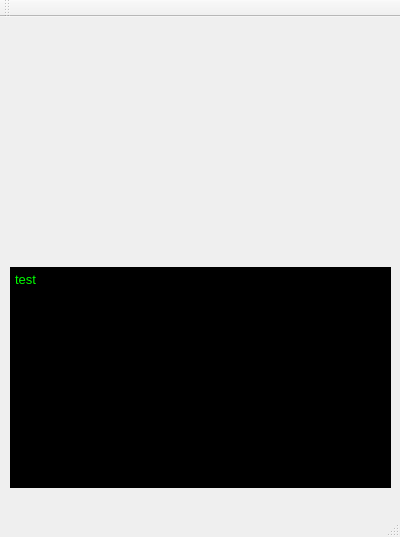
Qt form mainwindow.ui (automathan/gb) before a commit.
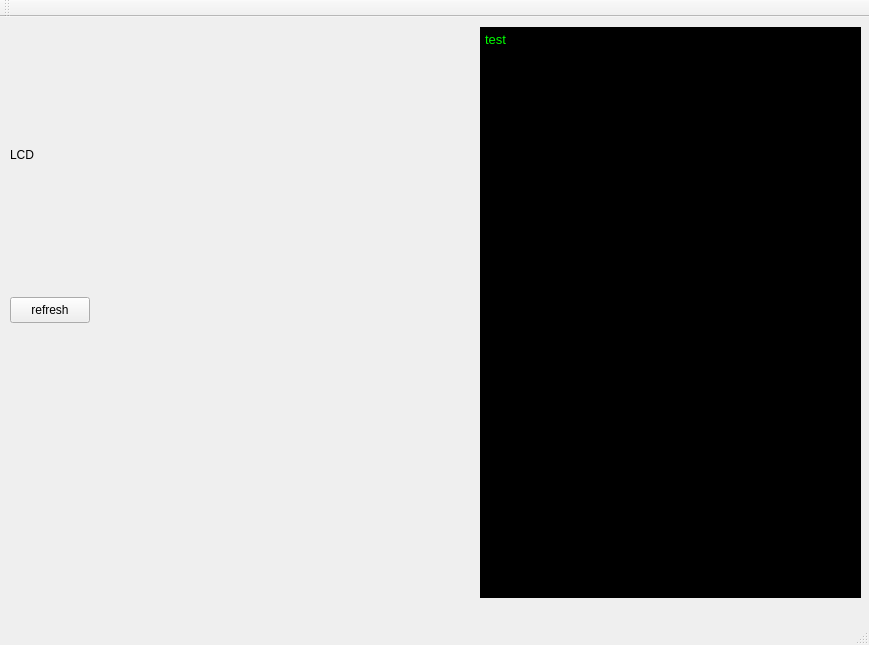
The same form after that commit.

The edit to the form file:
```diff
--- a/mainwindow.ui
+++ b/mainwindow.ui
@@ -6,8 +6,8 @@
    <rect>
     <x>0</x>
     <y>0</y>
-    <width>400</width>
-    <height>537</height>
+    <width>869</width>
+    <height>645</height>
    </rect>
   </property>
   <property name="windowTitle">
@@ -17,10 +17,10 @@
    <widget class="QTextEdit" name="consoleEdit">
     <property name="geometry">
      <rect>
-      <x>10</x>
-      <y>250</y>
+      <x>480</x>
+      <y>10</y>
       <width>381</width>
-      <height>221</height>
+      <height>571</height>
      </rect>
     </property>
     <property name="styleSheet">
@@ -38,6 +38,35 @@
 &lt;p style=&quot;-qt-paragraph-type:empty; margin-top:0px; margin-bottom:0px; margin-left:0px; margin-right:0px; -qt-block-indent:0; text-indent:0px;&quot;&gt;&lt;br /&gt;&lt;/p&gt;&lt;/body&gt;&lt;/html&gt;</string>
     </property>
    </widget>
+   <widget class="QLabel" name="lcdLabel">
+    <property name="geometry">
+     <rect>
+      <x>10</x>
+      <y>10</y>
+      <width>256</width>
+      <height>256</height>
+     </rect>
+    </property>
+    <property name="autoFillBackground">
+     <bool>true</bool>
+    </property>
+    <property name="text">
+     <string>LCD</string>
+    </property>
+   </widget>
+   <widget class="QPushButton" name="refreshButton">
+    <property name="geometry">
+     <rect>
+      <x>10</x>
+      <y>280</y>
+      <width>80</width>
+      <height>26</height>
+     </rect>
+    </property>
+    <property name="text">
+     <string>refresh</string>
+    </property>
+   </widget>
   </widget>
   <widget class="QMenuBar" name="menuBar">
    <property name="geometry">
```
Left out of the diff: 2 changed lines with no effect on the pictures.
